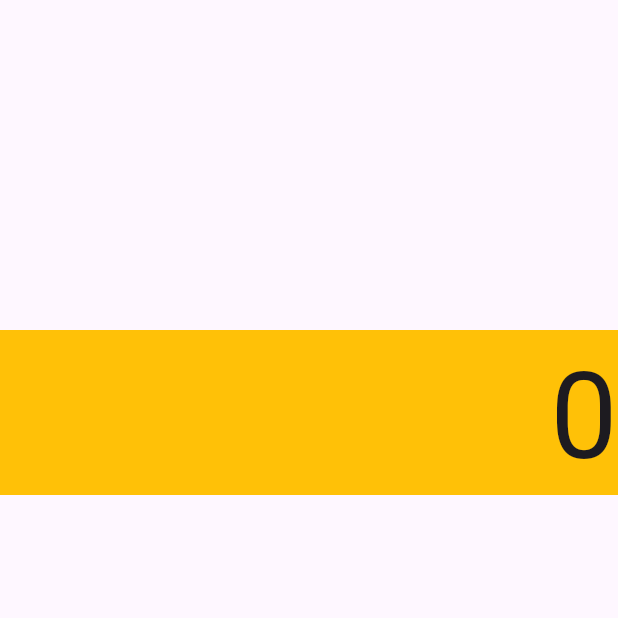
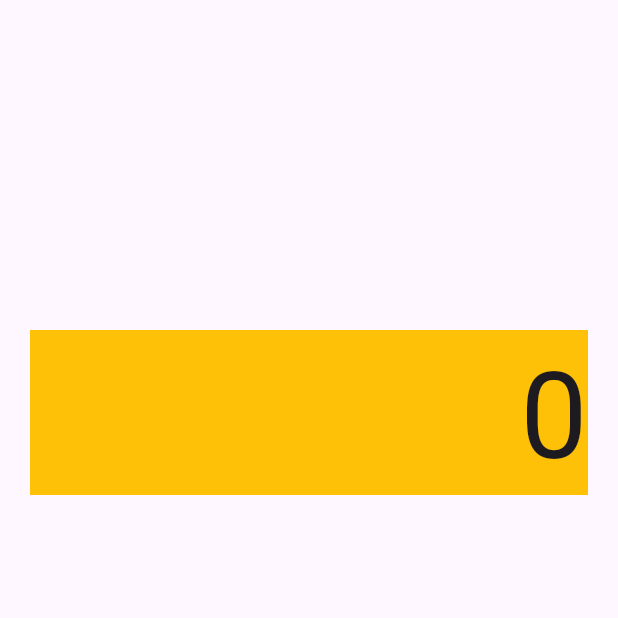
Before and after one commit to thailsonAlmeida/calculadora_flutter, a Flutter app: the screen it shows after launch, on a phone screen of 412 x 824 dp, the top half of it. Run offline on Flutter 3.47's test engine with Material 3 defaults, Android fonts, the phone set to English and light mode, and no system bars.

Commit message:
front screen paddings

```diff
--- a/lib/calculator.dart
+++ b/lib/calculator.dart
@@ -6,13 +6,16 @@ class Calculator extends StatelessWidget {
 
   @override
   Widget build(BuildContext context) {
-    return const MaterialApp(
+    return MaterialApp(
       home: Material(
-        child: Column(
-          children: <Widget>[
-            SizedBox(height: 220),
-            Screen(),
-          ],
+        child: Container(
+          padding: const EdgeInsets.symmetric(horizontal: 20),
+          child: const Column(
+            children: <Widget>[
+              SizedBox(height: 220),
+              Screen(),
+            ],
+          ),
         ),
       ),
     );
--- a/lib/screen.dart
+++ b/lib/screen.dart
@@ -11,10 +11,10 @@ class _ScreenState extends State<Screen> {
   @override
   Widget build(BuildContext context) {
     return Container(
-      child: const Text(
-        '0',
+      child: Text(
+        '0', //deixar texto responsivo no screen
         textAlign: TextAlign.right,
-        style: TextStyle(fontSize: 80),
+        style: const TextStyle(fontSize: 80),
       ),
       decoration: const BoxDecoration(color: Colors.amber),
       width: double.infinity,
```
